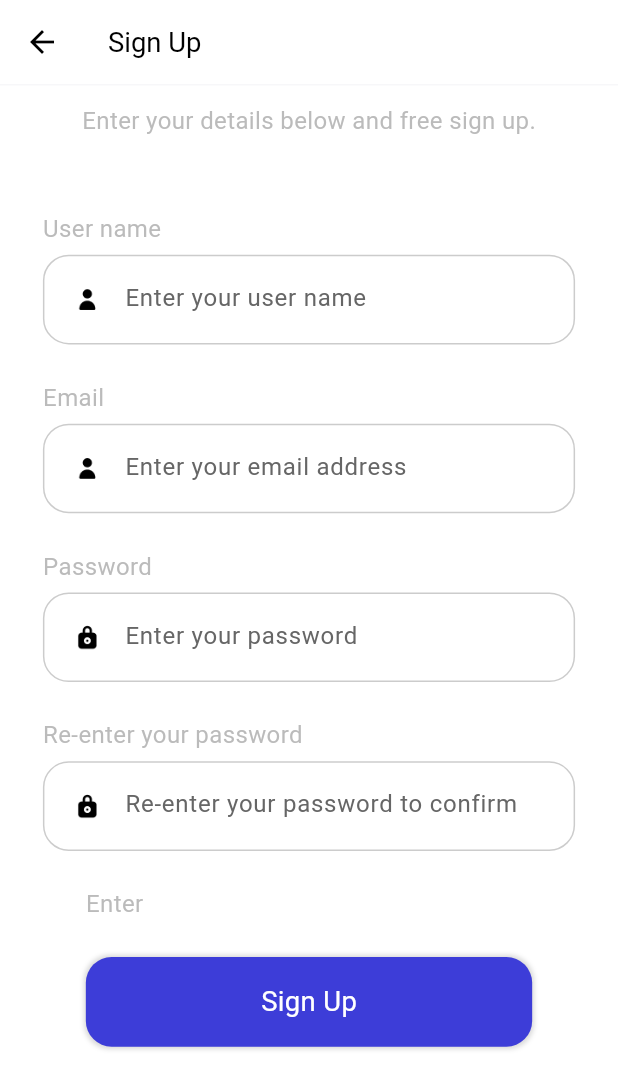
After one commit to martin-ngigi/u_learn, a Flutter app: the Register screen opened by its route, on a phone screen of 412 x 824 dp. The commit adds this screen. Shown: the top 1089 px of the screen. Run offline on Flutter 3.47's test engine with Material 2 defaults, Android fonts, the phone set to English and light mode, and no system bars; our stand-ins replace cloud_firestore, dots_indicator, firebase_auth, firebase_core, firebase_messaging, flutter_bloc and 2 more; accounts and stored records are empty; Roboto replaces fonts that are missing (Avenir).

Commit message:
Register UI

```diff
--- a/lib/main.dart
+++ b/lib/main.dart
@@ -5,11 +5,14 @@ import 'package:flutter_screenutil/flutter_screenutil.dart';
 import 'package:u_learn/app_blocs.dart';
 import 'package:u_learn/app_events.dart';
 import 'package:u_learn/app_states.dart';
+import 'package:u_learn/pages/bloc_providers.dart';
+import 'package:u_learn/pages/register/register.dart';
 import 'package:u_learn/pages/sign_in/bloc/sign_in_bloc.dart';
 import 'package:u_learn/pages/sign_in/sign_in.dart';
 import 'package:u_learn/pages/welcome/bloc/welcome_blocs.dart';
 import 'package:u_learn/pages/welcome/welcome.dart';
 import 'package:firebase_core/firebase_core.dart';
+import 'common/values/colors.dart';
 import 'firebase_options.dart';
 
 Future<void> main() async {
@@ -35,24 +38,16 @@ class MyApp extends StatelessWidget {
   @override
   Widget build(BuildContext context) {
     return MultiBlocProvider(
-      providers: [
-        BlocProvider(
-          // lazy: false,
-          create: (context) => WelcomeBloc(),
-        ),
-        BlocProvider(
-          //lazy: false, /// lazy: false will ask flutter to create the bloc first.
-          create: (context) => AppBlocs(),
-        ),
-
-        BlocProvider(create: (context) => SignInBloc()),
-      ],
+      providers: AppBlocProviders.allBlocProviders,
       child: ScreenUtilInit(
           builder: (context, child) => MaterialApp(
             title: 'Flutter Demo',
             debugShowCheckedModeBanner: false,
             theme: ThemeData(
               appBarTheme: AppBarTheme(
+                iconTheme: IconThemeData(
+                  color: AppColors.primaryText
+                ),
                 elevation: 0,
                 backgroundColor: Colors.white
               ),
@@ -63,6 +58,7 @@ class MyApp extends StatelessWidget {
             routes: {
               "myHomePage": (context) => MyHomePage(),
               "signIn": (context) => SignIn(),
+              "register": (context) => Register()
             },
           )
       ),
--- /dev/null
+++ b/lib/pages/bloc_providers.dart
@@ -0,0 +1,20 @@
+import 'package:flutter_bloc/flutter_bloc.dart';
+import 'package:u_learn/pages/sign_in/bloc/sign_in_bloc.dart';
+import 'package:u_learn/pages/welcome/bloc/welcome_blocs.dart';
+
+import '../app_blocs.dart';
+
+class AppBlocProviders{
+  static get allBlocProviders => [
+    BlocProvider(
+      // lazy: false,
+      create: (context) => WelcomeBloc(),
+    ),
+    BlocProvider(
+      //lazy: false, /// lazy: false will ask flutter to create the bloc first.
+      create: (context) => AppBlocs(),
+    ),
+
+    BlocProvider(create: (context) => SignInBloc()),
+  ];
+}
--- a/lib/pages/sign_in/widgets/sign_in_widget.dart
+++ b/lib/pages/common_widgets.dart
@@ -3,7 +3,7 @@ import 'package:flutter_screenutil/flutter_screenutil.dart';
 import 'package:u_learn/common/values/colors.dart';
 
 /// app bar
-AppBar buildAppBar() {
+AppBar buildAppBar(String type) {
   return AppBar(
     bottom: PreferredSize(
       preferredSize: Size.fromHeight(1),
@@ -15,7 +15,7 @@ AppBar buildAppBar() {
       ),
     ),
     title: Text(
-      "Login",
+      type,
       style: TextStyle(
           color: AppColors.primaryText,
           fontSize: 16.sp,
--- /dev/null
+++ b/lib/pages/register/register.dart
@@ -0,0 +1,107 @@
+import 'package:flutter/material.dart';
+import 'package:flutter_bloc/flutter_bloc.dart';
+import 'package:flutter_screenutil/flutter_screenutil.dart';
+
+import '../common_widgets.dart';
+
+class Register extends StatefulWidget {
+  const Register({super.key});
+
+  @override
+  State<Register> createState() => _RegisterState();
+}
+
+class _RegisterState extends State<Register> {
+  @override
+  Widget build(BuildContext context) {
+    return Container(
+      color: Colors.white,
+      child: SafeArea(
+          child: Scaffold(
+            backgroundColor: Colors.white,
+
+            /// app bar
+            appBar: buildAppBar("Sign Up"),
+
+            /// body
+            body: SingleChildScrollView(
+              child: Column(
+                crossAxisAlignment: CrossAxisAlignment.start,
+                children: [
+                  SizedBox(height: 10.h,),
+
+                  ///
+                  Center(child: reusableText("Enter your details below and free sign up.")),
+
+                  Container(
+                    margin: EdgeInsets.only(top: 36.h),
+                    padding: EdgeInsets.only(left: 25.w, right: 25.w), //
+                    child: Column(
+                      crossAxisAlignment: CrossAxisAlignment.start,
+                      children: [
+                        /// User name
+                        reusableText("User name"),
+                        buildTextField(
+                          "Enter your user name",
+                          "name",
+                          "user",
+                              (value) {
+                            // context.read<SignInBloc>().add(EmailEvent(value));
+                          },
+                        ),
+
+                        /// Email
+                        reusableText("Email"),
+                        buildTextField(
+                          "Enter your email address",
+                          "email",
+                          "user",
+                              (value) {
+                           // context.read<SignInBloc>().add(EmailEvent(value));
+                          },
+                        ),
+
+                        /// Password
+                        reusableText("Password"),
+                        buildTextField(
+                          "Enter your password",
+                          "password",
+                          "lock",
+                              (value) {
+                           // context.read<SignInBloc>().add(PasswordEvent(value));
+                          },
+                        ),
+
+                        /// Password
+                        reusableText("Re-enter your password"),
+                        buildTextField(
+                          "Re-enter your password to confirm",
+                          "password",
+                          "lock",
+                              (value) {
+                            // context.read<SignInBloc>().add(PasswordEvent(value));
+                          },
+                        ),
+
+                        Container(
+                          margin: EdgeInsets.only(left: 25.w),
+                          child: reusableText("Enter"),
+                        ),
+
+                        SizedBox(
+                          height: 5.h,
+                        ),
+                        buildLoginAndRegButton("Sign Up", "login", () {
+                          /// navigate to register page
+                          Navigator.of(context).pushNamed("register");
+                        }),
+                      ],
+                    ),
+                  )
+                ],
+              ),
+            ),
+          )),
+    );
+  }
+}
--- a/lib/pages/sign_in/sign_in.dart
+++ b/lib/pages/sign_in/sign_in.dart
@@ -5,7 +5,7 @@ import 'package:u_learn/pages/sign_in/bloc/sign_in_bloc.dart';
 import 'package:u_learn/pages/sign_in/bloc/sign_in_events.dart';
 import 'package:u_learn/pages/sign_in/bloc/sign_in_states.dart';
 import 'package:u_learn/pages/sign_in/sign_in_controller.dart';
-import 'package:u_learn/pages/sign_in/widgets/sign_in_widget.dart';
+import '../common_widgets.dart';
 
 class SignIn extends StatefulWidget {
   const SignIn({Key? key}) : super(key: key);
@@ -25,7 +25,7 @@ class _SignInState extends State<SignIn> {
           backgroundColor: Colors.white,
 
           /// app bar
-          appBar: buildAppBar(),
+          appBar: buildAppBar("Login"),
 
           /// body
           body: SingleChildScrollView(
@@ -76,8 +76,9 @@ class _SignInState extends State<SignIn> {
                       SizedBox(
                         height: 5.h,
                       ),
-                      buildLoginAndRegButton("Register", "register", () {
-                        print('register btn');
+                      buildLoginAndRegButton("Sign Up", "register", () {
+                        /// navigate to register page
+                        Navigator.of(context).pushNamed("register");
                       }),
                     ],
                   ),
```
Lines whose indentation alone changed are shown as unchanged.
